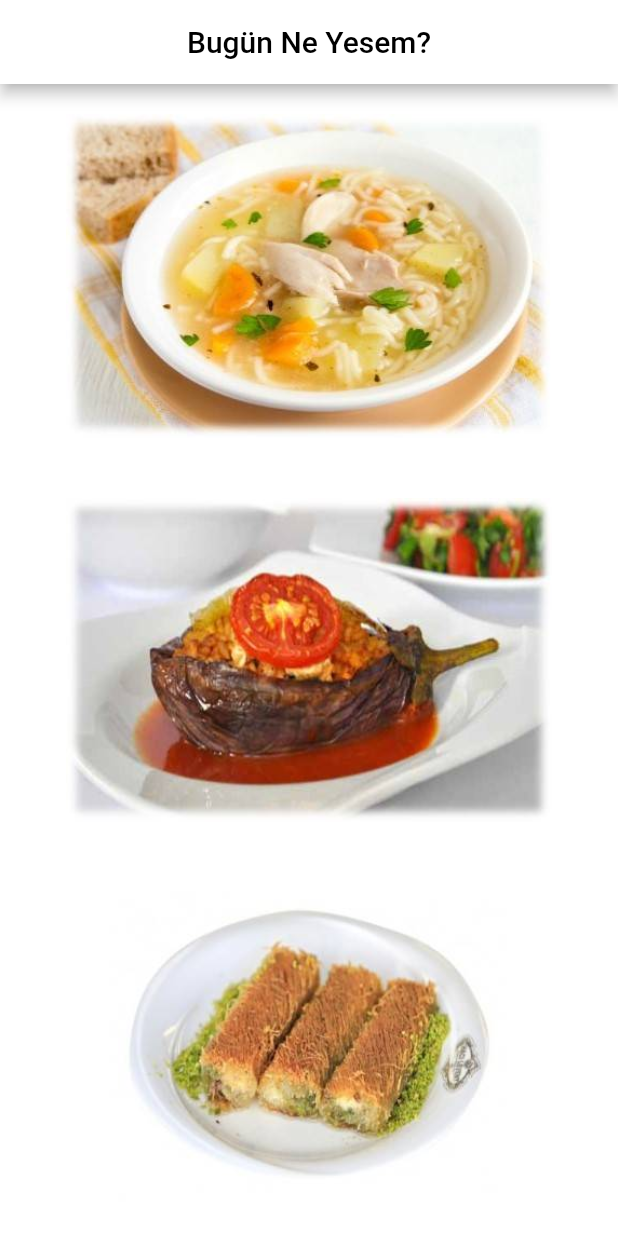
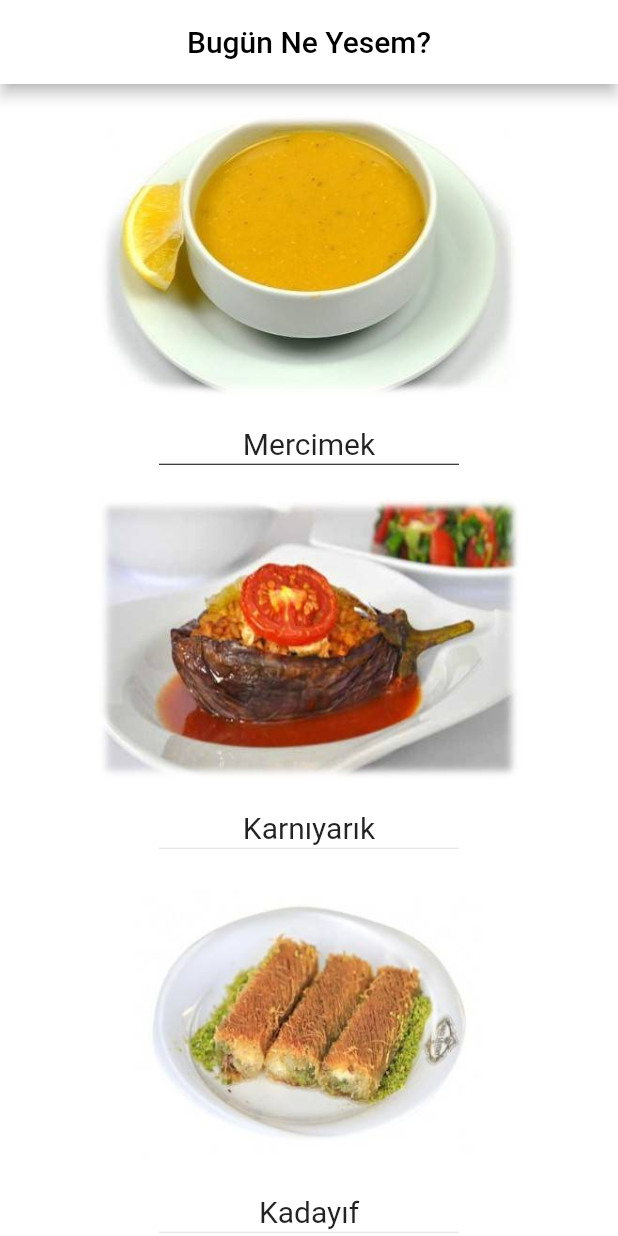
Before and after one commit to IzzetMustafaoglu/bugun_ne_yesem, a Flutter app: the screen it shows after launch, on a phone screen of 412 x 824 dp. Run offline on Flutter 3.47's test engine with Material 2 defaults, Android fonts, the phone set to English and light mode, and no system bars.

Commit message:
List Eklendi

```diff
--- a/lib/main.dart
+++ b/lib/main.dart
@@ -31,9 +31,12 @@ class YemekSayfasi extends StatefulWidget {
 }
 
 class _YemekSayfasiState extends State<YemekSayfasi> {
-  int corbaNo = 3;
+  int corbaNo = 1;
   int yemekNo = 1;
   int tatliNo = 1;
+  List<String> corbaAdleri = ["Mercimek","Tarhana","Tavuksuyu","Duğun Çorbası","Yoğurtlu çorba"];
+  List<String> yemekAdleri = ["Karnıyarık","Mantı","Kuru Fasulye","İçli Köfte","Izgara Balık"];
+  List<String> tatliAdleri = ["Kadayıf","Baklava","Sütlaç","Kazandibi","Dondurma"];
 
   void yemekleriYenile(){
     setState(() {
@@ -56,6 +59,17 @@ class _YemekSayfasiState extends State<YemekSayfasi> {
               ),
             ),
           ),
+          Text(
+            corbaAdleri[corbaNo-1],
+            style: TextStyle(fontSize: 20),
+          ),
+          Container(
+            width: 200,
+            child: Divider(
+              height: 5,
+              color: Colors.black,
+            ),
+          ),
           Expanded(
             child: Padding(
               padding: const EdgeInsets.all(12.0),
@@ -64,6 +78,16 @@ class _YemekSayfasiState extends State<YemekSayfasi> {
 
                 child: Image.asset("assets/yemek_$yemekNo.jpg"),
               ),
+            ),
+          ),
+          Text(
+            yemekAdleri[yemekNo - 1],
+            style: TextStyle(fontSize: 20),
+          ),
+          Container(
+            width: 200,
+            child: Divider(
+              height: 5,
             ),
           ),
           Expanded(
@@ -75,6 +99,16 @@ class _YemekSayfasiState extends State<YemekSayfasi> {
               ),
             ),
           ),
+          Text(
+            tatliAdleri[tatliNo - 1],
+            style: TextStyle(fontSize: 20),
+          ),
+          Container(
+            width: 200,
+            child: Divider(
+              height: 5,
+            ),
+          ),
         ],
       ),
     );
```
